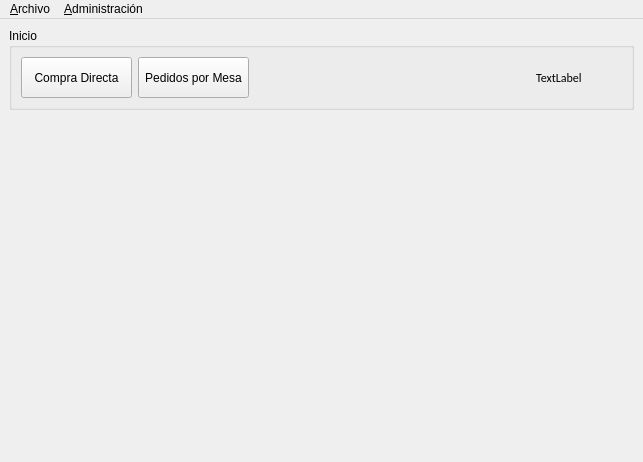
Old version of the form nostro/main_window/main_window.ui in the repository manuell12/CafeNostro.
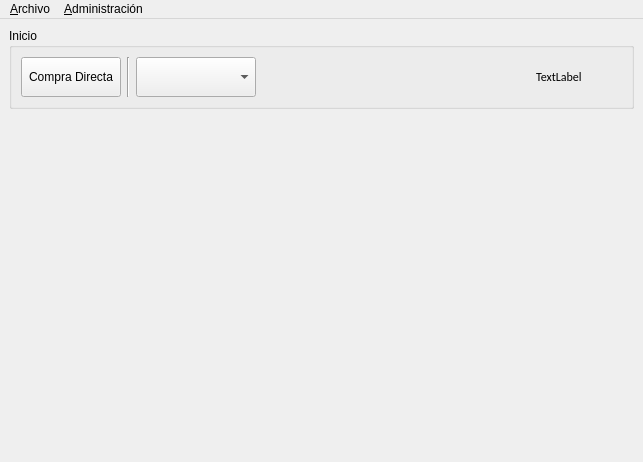
New version of the form.

Commit message: pedidos por mesa

The edit to the form file:
```diff
--- a/nostro/main_window/main_window.ui
+++ b/nostro/main_window/main_window.ui
@@ -36,8 +36,8 @@
           <widget class="QPushButton" name="pushButton_compra_directa">
            <property name="minimumSize">
             <size>
-             <width>111</width>
-             <height>41</height>
+             <width>100</width>
+             <height>40</height>
             </size>
            </property>
            <property name="text">
@@ -46,16 +46,20 @@
           </widget>
          </item>
          <item>
-          <widget class="QPushButton" name="pushButton_pedidos">
+          <widget class="Line" name="line">
+           <property name="orientation">
+            <enum>Qt::Vertical</enum>
+           </property>
+          </widget>
+         </item>
+         <item>
+          <widget class="QComboBox" name="comboBox_mesas">
            <property name="minimumSize">
             <size>
-             <width>111</width>
-             <height>41</height>
+             <width>120</width>
+             <height>40</height>
             </size>
            </property>
-           <property name="text">
-            <string>Pedidos por Mesa</string>
-           </property>
           </widget>
          </item>
          <item>
```
The commit also changes 5 other files.
